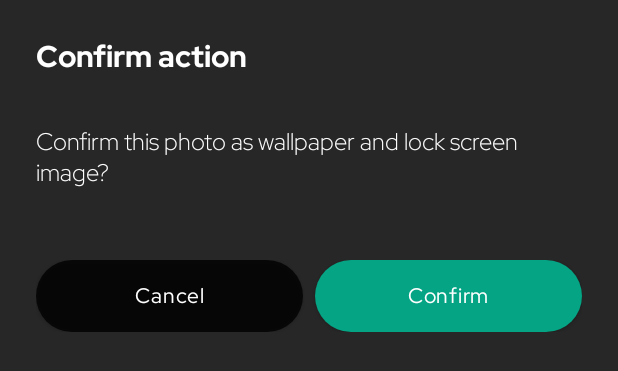
After one commit to bleszerd/Wollpaper, an Android app: the layout dialog_confirm.xml on its own in the app's theme, with its tools: preview values and no code run, on a phone screen of 412 x 824 dp. The commit adds this screen. Shown: the top 371 px of the screen. Run offline under Robolectric (Android 15) with nearby library versions, the phone set to English and light mode, and no system bars.

Commit message:
App complete

```diff
--- a/app/src/main/java/bleszerd/com/github/wollpaper/feature_wallpaper/presentation/wallpaper_list/ui/WallpaperListFragment.kt
+++ b/app/src/main/java/bleszerd/com/github/wollpaper/feature_wallpaper/presentation/wallpaper_list/ui/WallpaperListFragment.kt
@@ -41,8 +41,7 @@ class WallpaperListFragment : Fragment() {
 
     private val wallpaperListListener = object : WallpaperListAdapter.WallpaperListAdapterListener {
         override fun onWallpaperSelected(wallpaper: Photo) {
-            val action =
-                WallpaperListFragmentDirections
+            val action = WallpaperListFragmentDirections
                     .actionWallpaperListFragmentToWallpaperDetailsFragment(wallpaper.id)
             findNavController().navigate(action)
         }
--- a/app/src/main/res/drawable/rounded_button_primary_background.xml
+++ b/app/src/main/res/drawable/rounded_button_primary_background.xml
@@ -1,6 +1,10 @@
 <?xml version="1.0" encoding="utf-8"?>
-<shape xmlns:android="http://schemas.android.com/apk/res/android"
-    android:shape="rectangle">
-    <solid android:color="@color/black_alpha" />
-    <corners android:radius="24dp" />
-</shape>
+<ripple xmlns:android="http://schemas.android.com/apk/res/android"
+    android:color="@color/pale_road">
+    <item>
+        <shape android:shape="rectangle">
+            <solid android:color="@color/black_alpha" />
+            <corners android:radius="24dp" />
+        </shape>
+    </item>
+</ripple>
--- a/app/src/main/res/drawable/rounded_button_secondary_background.xml
+++ b/app/src/main/res/drawable/rounded_button_secondary_background.xml
@@ -1,6 +1,10 @@
 <?xml version="1.0" encoding="utf-8"?>
-<shape xmlns:android="http://schemas.android.com/apk/res/android"
-    android:shape="rectangle">
-    <solid android:color="@color/niagara" />
-    <corners android:radius="24dp" />
-</shape>
+<ripple xmlns:android="http://schemas.android.com/apk/res/android"
+    android:color="@color/light_niagara">
+    <item>
+        <shape android:shape="rectangle">
+            <solid android:color="@color/niagara" />
+            <corners android:radius="24dp" />
+        </shape>
+    </item>
+</ripple>
--- /dev/null
+++ b/app/src/main/res/layout/dialog_confirm.xml
@@ -0,0 +1,51 @@
+<?xml version="1.0" encoding="utf-8"?>
+<LinearLayout xmlns:android="http://schemas.android.com/apk/res/android"
+    android:layout_width="match_parent"
+    android:layout_height="wrap_content"
+    android:background="@color/road"
+    android:padding="24dp"
+    android:orientation="vertical">
+
+    <TextView
+        android:id="@+id/textDialogConfirmTitle"
+        style="@style/Text.Title"
+        android:layout_width="wrap_content"
+        android:text="@string/confirm_action"
+        android:textSize="20sp"
+        android:layout_height="wrap_content" />
+
+    <TextView
+        android:id="@+id/textDialogConfirmText"
+        android:layout_marginTop="32dp"
+        style="@style/Text.Subtitle"
+        android:layout_width="wrap_content"
+        android:layout_height="wrap_content"
+        android:text="@string/confirm_photo_as_wallpaper_lock_screen" />
+
+
+    <LinearLayout
+        android:layout_marginTop="48dp"
+        android:layout_width="match_parent"
+        android:layout_height="wrap_content"
+        android:orientation="horizontal">
+
+        <Button
+            android:id="@+id/buttonDialogConfirmNegative"
+            android:layout_weight="1"
+            android:layout_marginEnd="4dp"
+            style="@style/Button.Flat.Primary"
+            android:layout_width="0dp"
+            android:text="@string/cancel"
+            android:layout_height="wrap_content" />
+
+        <Button
+            android:id="@+id/buttonDialogConfirmPositive"
+            android:layout_weight="1"
+            android:layout_marginStart="4dp"
+            style="@style/Button.Flat.Secondary"
+            android:layout_width="0dp"
+            android:text="@string/confirm"
+            android:layout_height="wrap_content" />
+
+    </LinearLayout>
+</LinearLayout>
--- a/app/src/main/res/layout/fragment_wallpaper_list.xml
+++ b/app/src/main/res/layout/fragment_wallpaper_list.xml
@@ -121,7 +121,7 @@
                 android:layout_width="match_parent"
                 android:layout_height="wrap_content"
                 android:layout_marginTop="24dp"
-                android:minHeight="64dp"
+                android:minHeight="72dp"
                 app:layout_constraintTop_toBottomOf="@id/frameLayoutSearchBarContainer"
                 tools:itemCount="1"
                 tools:listitem="@layout/wallpaper_card_item" />
```
Also changed, not shown: app/src/main/java/bleszerd/com/github/wollpaper/core/components/confirm_dialog/builder/ConfirmDialogBuilder.kt (added, +74 -0 lines), app/src/main/java/bleszerd/com/github/wollpaper/core/components/confirm_dialog/model/ConfirmDialogBuilderButtonState.kt (added, +8 -0 lines), app/src/main/java/bleszerd/com/github/wollpaper/core/components/confirm_dialog/model/ConfirmDialogBuilderState.kt (added, +8 -0 lines), app/src/main/java/bleszerd/com/github/wollpaper/core/components/confirm_dialog/ui/ConfirmDialog.kt (added, +76 -0 lines), app/src/main/java/bleszerd/com/github/wollpaper/feature_wallpaper/presentation/wallpaper_details/ui/WallpaperDetailsFragment.kt (+10 -19 lines).
